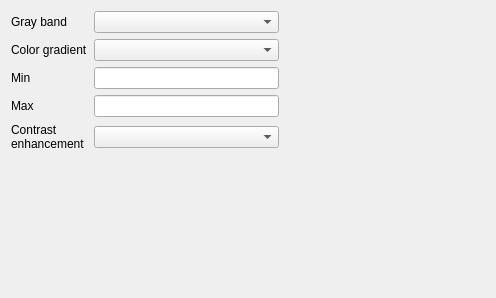
nextgis/nextgisqgis, file src/ui/qgssinglebandgrayrendererwidgetbase.ui: the form before one commit.
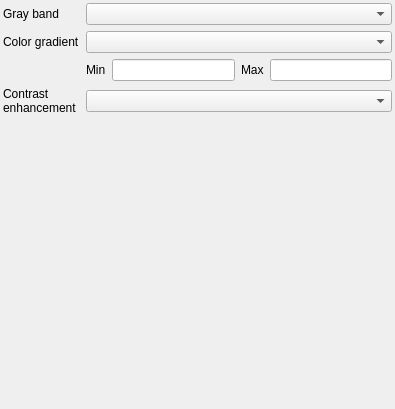
The form after the commit.

Patch:
```diff
--- a/src/ui/qgssinglebandgrayrendererwidgetbase.ui
+++ b/src/ui/qgssinglebandgrayrendererwidgetbase.ui
@@ -6,30 +6,22 @@
    <rect>
     <x>0</x>
     <y>0</y>
-    <width>496</width>
-    <height>298</height>
+    <width>395</width>
+    <height>409</height>
    </rect>
   </property>
   <property name="windowTitle">
    <string>Form</string>
   </property>
-  <layout class="QHBoxLayout" name="horizontalLayout">
+  <layout class="QVBoxLayout" name="verticalLayout">
+   <property name="margin">
+    <number>3</number>
+   </property>
    <item>
     <layout class="QGridLayout" name="gridLayout">
-     <item row="4" column="0">
-      <widget class="QLabel" name="mContrastEnhancementLabel">
-       <property name="text">
-        <string>Contrast
-enhancement</string>
-       </property>
-      </widget>
-     </item>
-     <item row="2" column="1">
+     <item row="2" column="2">
       <widget class="QLineEdit" name="mMinLineEdit"/>
      </item>
-     <item row="4" column="1">
-      <widget class="QComboBox" name="mContrastEnhancementComboBox"/>
-     </item>
      <item row="0" column="0">
       <widget class="QLabel" name="mGrayBandLabel">
        <property name="text">
@@ -37,25 +29,22 @@
        </property>
       </widget>
      </item>
-     <item row="2" column="0">
-      <widget class="QLabel" name="mMinLabel">
-       <property name="text">
-        <string>Min</string>
-       </property>
-      </widget>
+     <item row="2" column="4">
+      <widget class="QLineEdit" name="mMaxLineEdit"/>
      </item>
-     <item row="0" column="1">
+     <item row="0" column="1" colspan="4">
       <widget class="QComboBox" name="mGrayBandComboBox"/>
      </item>
      <item row="3" column="0">
-      <widget class="QLabel" name="mMaxLabel">
+      <widget class="QLabel" name="mContrastEnhancementLabel">
        <property name="text">
-        <string>Max</string>
+        <string>Contrast
+enhancement</string>
        </property>
       </widget>
      </item>
-     <item row="3" column="1">
-      <widget class="QLineEdit" name="mMaxLineEdit"/>
+     <item row="3" column="1" colspan="4">
+      <widget class="QComboBox" name="mContrastEnhancementComboBox"/>
      </item>
      <item row="1" column="0">
       <widget class="QLabel" name="label">
@@ -64,21 +53,40 @@
        </property>
       </widget>
      </item>
-     <item row="1" column="1">
+     <item row="1" column="1" colspan="4">
       <widget class="QComboBox" name="mGradientComboBox"/>
      </item>
-     <item row="5" column="0">
-      <spacer name="verticalSpacer">
-       <property name="orientation">
-        <enum>Qt::Vertical</enum>
+     <item row="2" column="1">
+      <widget class="QLabel" name="mMinLabel">
+       <property name="sizePolicy">
+        <sizepolicy hsizetype="Preferred" vsizetype="Preferred">
+         <horstretch>0</horstretch>
+         <verstretch>0</verstretch>
+        </sizepolicy>
        </property>
-       <property name="sizeHint" stdset="0">
-        <size>
-         <width>20</width>
-         <height>140</height>
-        </size>
+       <property name="text">
+        <string>Min</string>
        </property>
-      </spacer>
+       <property name="alignment">
+        <set>Qt::AlignLeading|Qt::AlignLeft|Qt::AlignVCenter</set>
+       </property>
+      </widget>
+     </item>
+     <item row="2" column="3">
+      <widget class="QLabel" name="mMaxLabel">
+       <property name="sizePolicy">
+        <sizepolicy hsizetype="Preferred" vsizetype="Preferred">
+         <horstretch>0</horstretch>
+         <verstretch>0</verstretch>
+        </sizepolicy>
+       </property>
+       <property name="text">
+        <string>Max</string>
+       </property>
+       <property name="alignment">
+        <set>Qt::AlignLeading|Qt::AlignLeft|Qt::AlignVCenter</set>
+       </property>
+      </widget>
      </item>
     </layout>
    </item>
```
